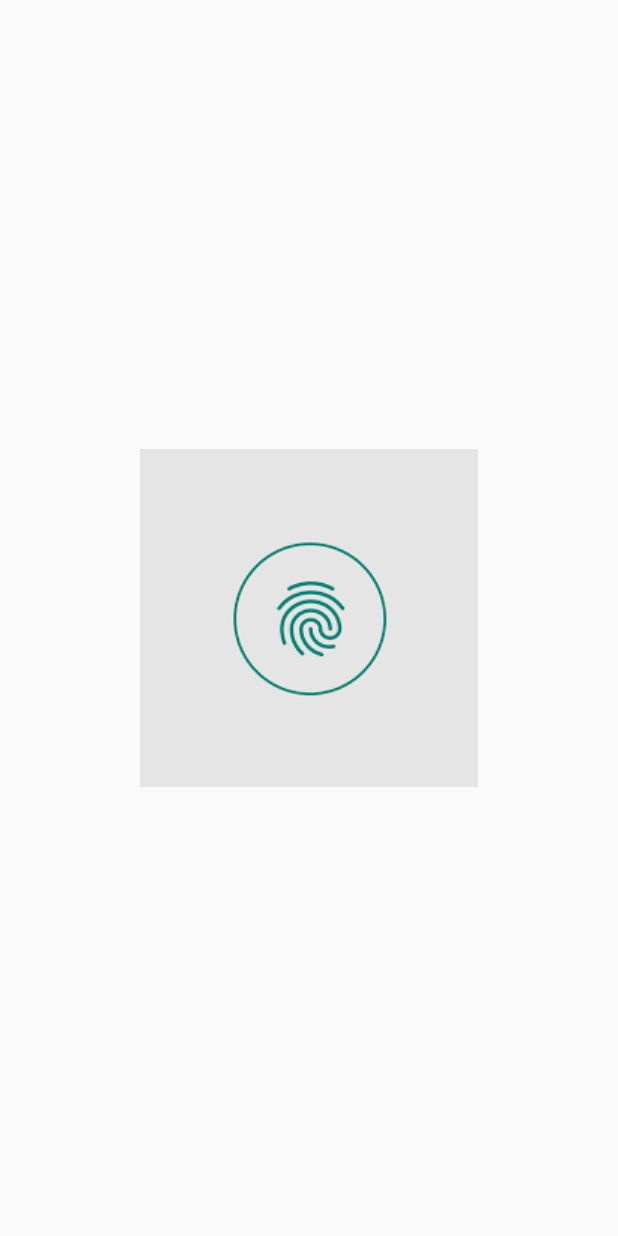
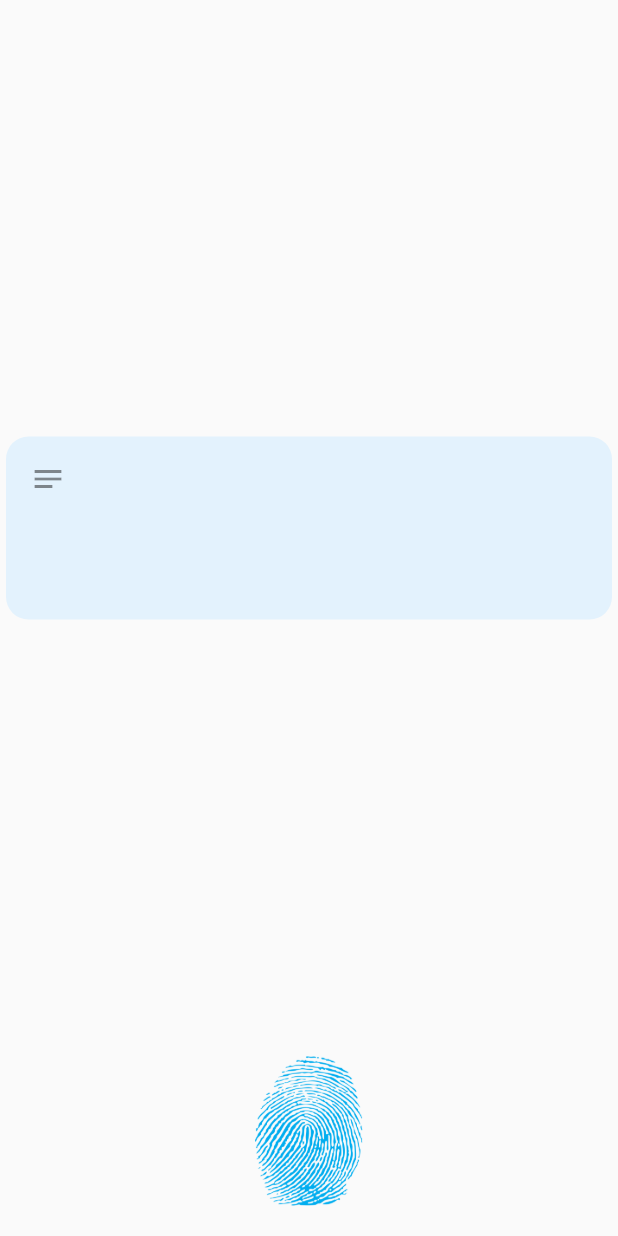
Before and after one commit to coolraju/whmcsapp, a Flutter app: the screen it shows after launch, on a phone screen of 412 x 824 dp. Run offline on Flutter 3.47's test engine with Material 2 defaults, Android fonts, the phone set to English and light mode, and no system bars; our stand-ins replace local_auth, localstorage.

Commit message:
feat: change the finger scan image

```diff
--- a/lib/pages/login.dart
+++ b/lib/pages/login.dart
@@ -82,14 +82,49 @@ class _LoginState extends State<LoginScreen> {
   @override
   Widget build(BuildContext context) {
     return MaterialApp(
+      debugShowCheckedModeBanner: false,
       home: Scaffold(
-        body: GestureDetector(
-          onTap: () {
-            _authenticate();
-          },
-          child: Align(
-              alignment: Alignment.center,
-              child: Image.asset('assets/images/fingerprint.png')),
+        body: Column(
+          children: <Widget>[
+            Spacer(flex: 2),
+            SizedBox(
+              height: 130,
+              child: Card(
+                shape: RoundedRectangleBorder(
+                  borderRadius: BorderRadius.circular(15.0),
+                ),
+                elevation: 0,
+                color: Colors.blue[50],
+                child: Column(
+                  mainAxisSize: MainAxisSize.min,
+                  children: const <Widget>[
+                    ListTile(
+                      leading: Icon(Icons.notes),
+                      title: Text(
+                        '',
+                        style: TextStyle(
+                            fontWeight: FontWeight.bold, fontSize: 20),
+                      ),
+                      subtitle: Text(""),
+                    ),
+                  ],
+                ),
+              ),
+            ),
+            const Spacer(flex: 2),
+            GestureDetector(
+              onTap: () {
+                _authenticate();
+              },
+              child: Align(
+                  alignment: Alignment.bottomCenter,
+                  child: Image.asset('assets/images/fingerprint.png',
+                      width: 80, height: 100)),
+            ),
+            SizedBox(
+              height: 20,
+            )
+          ],
         ),
       ),
     );
```
Also changed, not shown: assets/images/fingerprint.png.
